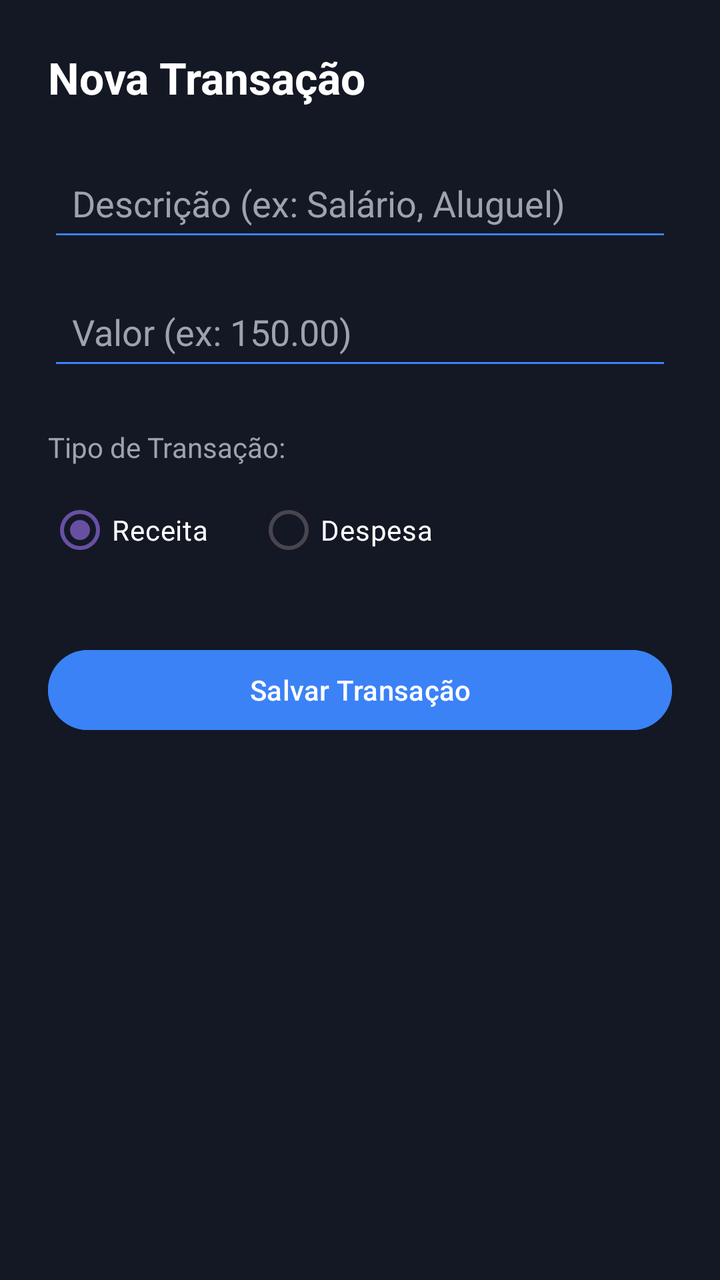
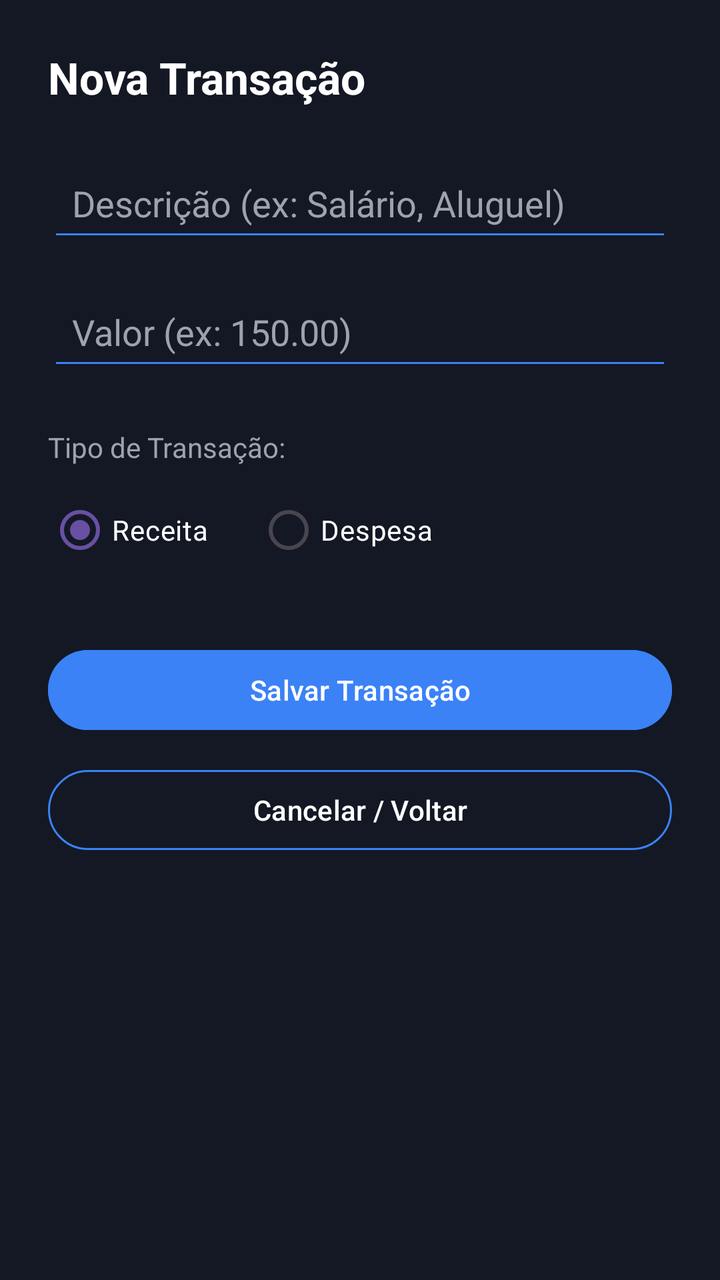

Screens rendered from an Android XML layout before and after an edit, with the pre-edit source and the edit as a unified diff.
<!-- AndroidManifest.xml: application theme Theme.PlayMoneyApp -->
<!-- res/layout/activity_add_transaction.xml -->
<?xml version="1.0" encoding="utf-8"?>
<LinearLayout xmlns:android="http://schemas.android.com/apk/res/android"
    android:layout_width="match_parent"
    android:layout_height="match_parent"
    android:background="#131824"
    android:orientation="vertical"
    android:padding="24dp">

    <TextView
        android:layout_width="wrap_content"
        android:layout_height="wrap_content"
        android:text="Nova Transação"
        android:textColor="#FFFFFF"
        android:textSize="22sp"
        android:textStyle="bold"
        android:layout_marginBottom="24dp"/>

    <EditText
        android:id="@+id/etDescription"
        android:layout_width="match_parent"
        android:layout_height="wrap_content"
        android:hint="Descrição (ex: Salário, Aluguel)"
        android:textColor="#FFFFFF"
        android:textColorHint="#9CA3AF"
        android:backgroundTint="#3B82F6"
        android:inputType="text"
        android:layout_marginBottom="16dp"
        android:padding="12dp"/>

    <EditText
        android:id="@+id/etAmount"
        android:layout_width="match_parent"
        android:layout_height="wrap_content"
        android:hint="Valor (ex: 150.00)"
        android:textColor="#FFFFFF"
        android:textColorHint="#9CA3AF"
        android:backgroundTint="#3B82F6"
        android:inputType="numberDecimal"
        android:layout_marginBottom="24dp"
        android:padding="12dp"/>

    <TextView
        android:layout_width="wrap_content"
        android:layout_height="wrap_content"
        android:text="Tipo de Transação:"
        android:textColor="#9CA3AF"
        android:textSize="14sp"
        android:layout_marginBottom="8dp"/>

    <RadioGroup
        android:id="@+id/radioGroupType"
        android:layout_width="match_parent"
        android:layout_height="wrap_content"
        android:orientation="horizontal"
        android:layout_marginBottom="32dp">

        <RadioButton
            android:id="@+id/rbIncome"
            android:layout_width="wrap_content"
            android:layout_height="wrap_content"
            android:text="Receita"
            android:textColor="#FFFFFF"
            android:buttonTint="#3B82F6"
            android:checked="true"
            android:layout_marginRight="24dp"/>

        <RadioButton
            android:id="@+id/rbExpense"
            android:layout_width="wrap_content"
            android:layout_height="wrap_content"
            android:text="Despesa"
            android:textColor="#FFFFFF"
            android:buttonTint="#E74C3C"/>
    </RadioGroup>

    <Button
        android:id="@+id/btnSaveTransaction"
        android:layout_width="match_parent"
        android:layout_height="wrap_content"
        android:text="Salvar Transação"
        android:backgroundTint="#3B82F6"
        android:textColor="#FFFFFF"/>

</LinearLayout>
<!-- resources referenced by this layout -->
<resources>
  <style name="Theme.PlayMoneyApp" parent="Base.Theme.PlayMoneyApp" />
  <style name="Base.Theme.PlayMoneyApp" parent="Theme.Material3.DayNight.NoActionBar">
          
          
      </style>
</resources>

<!-- the commit's change to res/layout/activity_add_transaction.xml (unified diff, before → after) -->
@@ -2,6 +2,7 @@
 <LinearLayout xmlns:android="http://schemas.android.com/apk/res/android"
     android:layout_width="match_parent"
     android:layout_height="match_parent"
+    xmlns:app="http://schemas.android.com/apk/res-auto"
     android:background="#131824"
     android:orientation="vertical"
     android:padding="24dp">
@@ -81,4 +82,16 @@
         android:backgroundTint="#3B82F6"
         android:textColor="#FFFFFF"/>
 
+    <com.google.android.material.button.MaterialButton
+        android:id="@+id/btnCancel"
+        style="?attr/materialButtonOutlinedStyle"
+        android:layout_width="match_parent"
+        android:layout_height="wrap_content"
+        android:layout_marginTop="12dp"
+        android:text="Cancelar / Voltar"
+        android:textColor="#FFFFFF"
+        app:strokeColor="#3B82F6"
+        app:strokeWidth="1dp"
+        android:backgroundTint="@android:color/transparent" />
+
 </LinearLayout>
